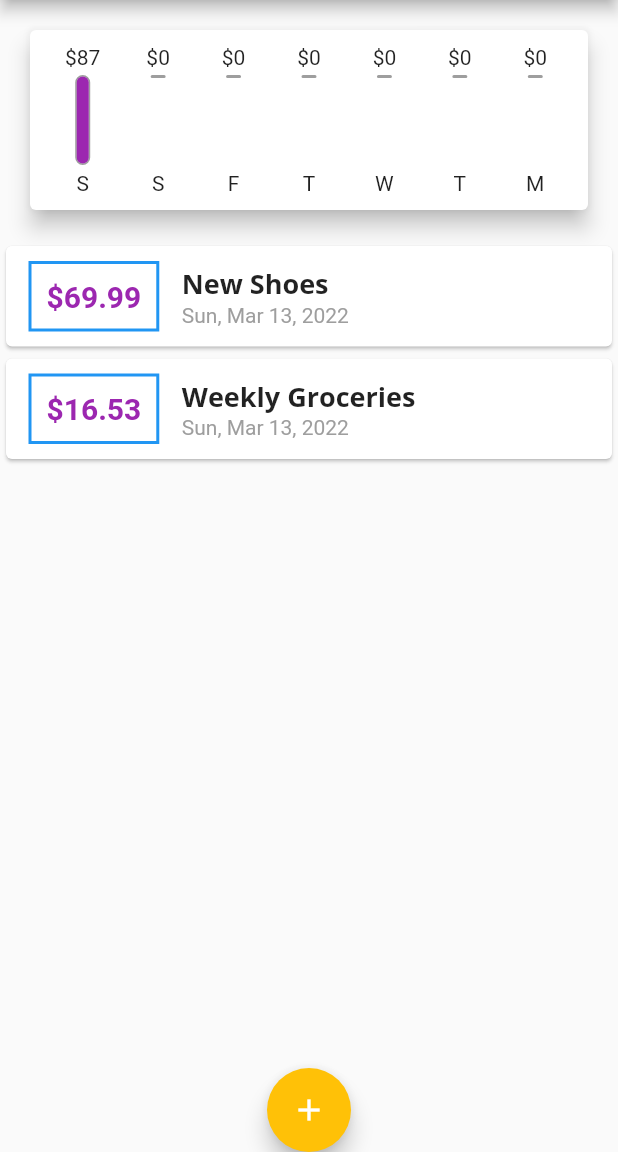
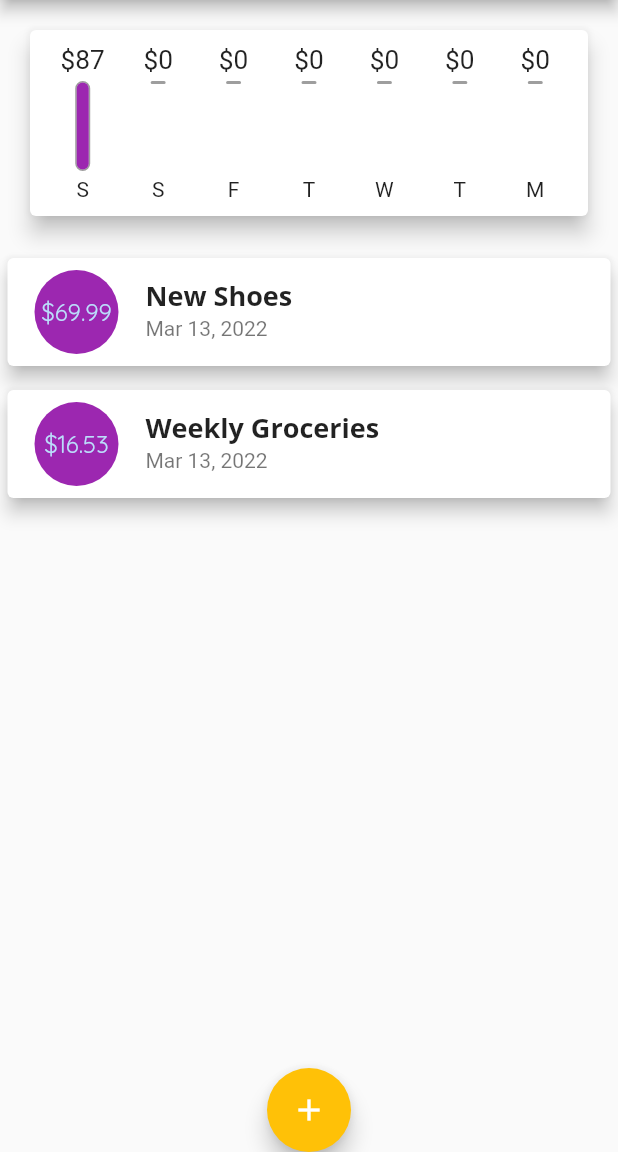
Before and after one commit to Said-Aabilla/manage_expenses_flutter, a Flutter app: the screen it shows after launch, on a phone screen of 412 x 824 dp, the part 84-1236 px from its top. Run offline on Flutter 3.47's test engine with Material 2 defaults, Android fonts, the light colour scheme and no system bars.

Commit message:
clean ups

```diff
--- a/lib/widgets/chart_bar.dart
+++ b/lib/widgets/chart_bar.dart
@@ -11,7 +11,10 @@ class ChartBar extends StatelessWidget {
   Widget build(BuildContext context) {
     return Column(
       children: [
-        FittedBox(child: Text('\$${spendingAmount.toStringAsFixed(0)}')),
+        Container(
+            height: 20,
+            child: FittedBox(
+                child: Text('\$${spendingAmount.toStringAsFixed(0)}'))),
         const SizedBox(
           height: 4,
         ),
--- a/lib/widgets/transaction_list.dart
+++ b/lib/widgets/transaction_list.dart
@@ -38,49 +38,37 @@ class _TranscationListState extends State<TranscationList> {
                 )
               ],
             )
-          : ListView(
-              children: _transactions.map((tx) {
-              return Card(
-                child: Row(
-                  children: [
-                    Container(
-                      margin: const EdgeInsets.symmetric(
-                        vertical: 10,
-                        horizontal: 15,
-                      ),
-                      decoration: BoxDecoration(
-                        border: Border.all(
-                          color: Theme.of(context).primaryColor,
-                          width: 2,
-                        ),
-                      ),
-                      padding: const EdgeInsets.all(10),
-                      child: Text(
-                        '\$${tx.amount}',
-                        style: TextStyle(
-                          fontWeight: FontWeight.bold,
-                          fontSize: 20,
-                          color: Theme.of(context).colorScheme.primary,
+          : ListView.builder(
+              itemBuilder: (ctx, index) {
+                return Card(
+                  elevation: 5,
+                  margin: const EdgeInsets.symmetric(
+                    vertical: 8,
+                    horizontal: 5,
+                  ),
+                  child: ListTile(
+                    leading: CircleAvatar(
+                      backgroundColor: Theme.of(context).colorScheme.primary,
+                      radius: 30,
+                      child: Padding(
+                        padding: EdgeInsets.all(6),
+                        child: FittedBox(
+                          child: Text('\$${_transactions[index].amount}'),
                         ),
                       ),
                     ),
-                    Column(
-                      crossAxisAlignment: CrossAxisAlignment.start,
-                      children: [
-                        Text(tx.title,
-                            style: Theme.of(context).textTheme.titleMedium),
-                        Text(
-                          DateFormat.yMMMEd().format(tx.date),
-                          style: const TextStyle(
-                            color: Colors.grey,
-                          ),
-                        ),
-                      ],
+                    title: Text(
+                      _transactions[index].title,
+                      style: Theme.of(context).textTheme.titleMedium,
                     ),
-                  ],
-                ),
-              );
-            }).toList()),
+                    subtitle: Text(
+                      DateFormat.yMMMd().format(_transactions[index].date),
+                    ),
+                  ),
+                );
+              },
+              itemCount: _transactions.length,
+            ),
     );
   }
 }
```
